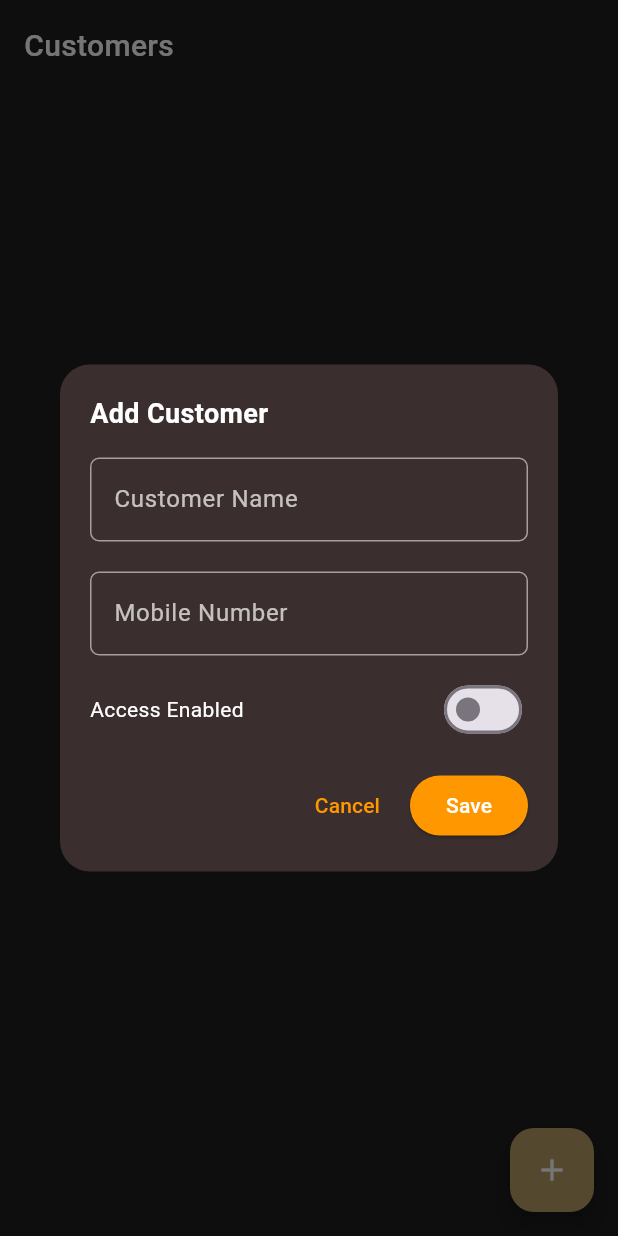
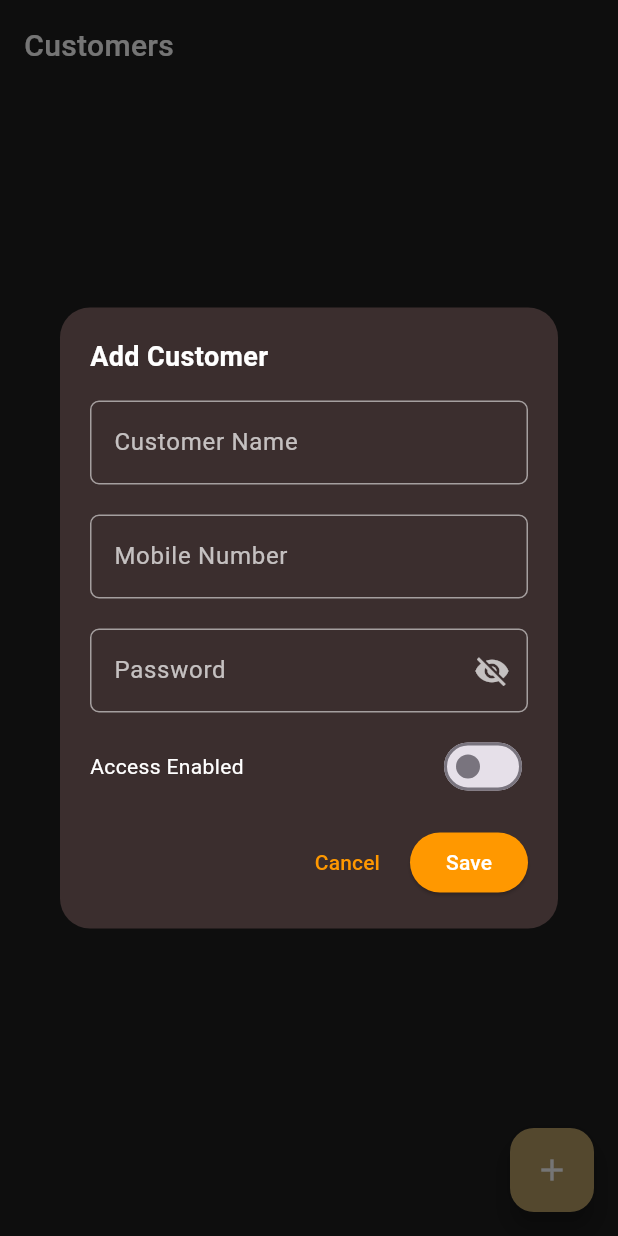
Before and after one commit to Sabusabith/ozlov-admin, a Flutter app: the CustomersPage screen opened directly, after a tap on the "add" icon, on a phone screen of 412 x 824 dp. Run offline on Flutter 3.47's test engine with Material 3 defaults, Android fonts, the phone set to English and light mode, and no system bars; our stand-ins replace cloud_firestore, firebase_core, get, googleapis_auth, shared_preferences, shimmer; accounts and stored records are empty.

Commit message:
commit after fixed password issue

```diff
--- a/lib/customer/customer.dart
+++ b/lib/customer/customer.dart
@@ -32,7 +32,6 @@ class _CustomersPageState extends State<CustomersPage> {
               ),
             ),
             const SizedBox(height: 20),
-
             Expanded(
               child: StreamBuilder<QuerySnapshot>(
                 stream: customersRef.snapshots(),
@@ -71,6 +70,7 @@ class _CustomersPageState extends State<CustomersPage> {
                         data["name"] ?? "",
                         data["phone"] ?? "",
                         data["active"] ?? false,
+                        data["password"] ?? "",
                       );
                     },
                   );
@@ -80,7 +80,6 @@ class _CustomersPageState extends State<CustomersPage> {
           ],
         ),
       ),
-
       floatingActionButton: FloatingActionButton(
         onPressed: () => _showAddOrEditCustomerDialog(context),
         backgroundColor: kseccolor,
@@ -90,7 +89,13 @@ class _CustomersPageState extends State<CustomersPage> {
   }
 
   // Customer row with actions
-  Widget customerItem(String docId, String name, String phone, bool isActive) {
+  Widget customerItem(
+    String docId,
+    String name,
+    String phone,
+    bool isActive,
+    String password,
+  ) {
     return Padding(
       padding: const EdgeInsets.only(bottom: 12),
       child: Row(
@@ -119,6 +124,7 @@ class _CustomersPageState extends State<CustomersPage> {
                 docId: docId,
                 name: name,
                 phone: phone,
+                password: password,
                 isActive: isActive,
                 onUpdated: () => setState(() {}),
               ),
@@ -135,12 +141,18 @@ class _CustomersPageState extends State<CustomersPage> {
     String? docId,
     String? initialName,
     String? initialPhone,
+    String? initialPassword,
     bool initialActive = false,
   }) {
     final nameController = TextEditingController(text: initialName ?? '');
     final phoneController = TextEditingController(text: initialPhone ?? '');
+    final passwordController = TextEditingController(
+      text: initialPassword ?? '',
+    );
+
     bool accessEnabled = initialActive;
     bool isSaving = false;
+    bool obscurePassword = true;
 
     showDialog(
       context: context,
@@ -154,6 +166,7 @@ class _CustomersPageState extends State<CustomersPage> {
               backgroundColor: const Color(0xFF3B2E2E),
               child: Padding(
                 padding: const EdgeInsets.all(20),
+                child: SingleChildScrollView(
                   child: Column(
                     mainAxisSize: MainAxisSize.min,
                     crossAxisAlignment: CrossAxisAlignment.start,
@@ -178,6 +191,28 @@ class _CustomersPageState extends State<CustomersPage> {
                         style: const TextStyle(color: Colors.white),
                         keyboardType: TextInputType.phone,
                         decoration: _inputDecoration("Mobile Number"),
+                      ),
+                      const SizedBox(height: 20),
+                      // PASSWORD FIELD
+                      TextField(
+                        controller: passwordController,
+                        obscureText: obscurePassword,
+                        style: const TextStyle(color: Colors.white),
+                        decoration: _inputDecoration("Password").copyWith(
+                          suffixIcon: IconButton(
+                            icon: Icon(
+                              obscurePassword
+                                  ? Icons.visibility_off
+                                  : Icons.visibility,
+                              color: Colors.white70,
+                            ),
+                            onPressed: () {
+                              setStateDialog(
+                                () => obscurePassword = !obscurePassword,
+                              );
+                            },
+                          ),
+                        ),
                       ),
                       const SizedBox(height: 12),
                       Row(
@@ -213,8 +248,11 @@ class _CustomersPageState extends State<CustomersPage> {
                                 ? null
                                 : () async {
                                     if (nameController.text.isEmpty ||
-                                      phoneController.text.isEmpty) {
-                                    ScaffoldMessenger.of(context).showSnackBar(
+                                        phoneController.text.isEmpty ||
+                                        passwordController.text.isEmpty) {
+                                      ScaffoldMessenger.of(
+                                        context,
+                                      ).showSnackBar(
                                         const SnackBar(
                                           backgroundColor: Colors.red,
                                           content: Text(
@@ -232,6 +270,7 @@ class _CustomersPageState extends State<CustomersPage> {
                                         await customersRef.add({
                                           "name": nameController.text,
                                           "phone": phoneController.text,
+                                          "password": passwordController.text,
                                           "active": accessEnabled,
                                           "isLoggedIn": false,
                                           "timestamp":
@@ -241,13 +280,16 @@ class _CustomersPageState extends State<CustomersPage> {
                                         await customersRef.doc(docId).update({
                                           "name": nameController.text,
                                           "phone": phoneController.text,
+                                          "password": passwordController.text,
                                           "active": accessEnabled,
                                         });
                                       }
 
                                       Navigator.pop(context);
 
-                                    ScaffoldMessenger.of(context).showSnackBar(
+                                      ScaffoldMessenger.of(
+                                        context,
+                                      ).showSnackBar(
                                         SnackBar(
                                           backgroundColor: Colors.green,
                                           content: Text(
@@ -259,7 +301,9 @@ class _CustomersPageState extends State<CustomersPage> {
                                       );
                                     } catch (e) {
                                       setStateDialog(() => isSaving = false);
-                                    ScaffoldMessenger.of(context).showSnackBar(
+                                      ScaffoldMessenger.of(
+                                        context,
+                                      ).showSnackBar(
                                         SnackBar(
                                           backgroundColor: Colors.red,
                                           content: Text("Error: $e"),
@@ -285,6 +329,7 @@ class _CustomersPageState extends State<CustomersPage> {
                         ],
                       ),
                     ],
+                  ),
                 ),
               ),
             );
@@ -321,6 +366,7 @@ class CustomerActions extends StatelessWidget {
   final String docId;
   final String name;
   final String phone;
+  final String password;
   final bool isActive;
   final VoidCallback? onUpdated;
 
@@ -329,6 +375,7 @@ class CustomerActions extends StatelessWidget {
     required this.docId,
     required this.name,
     required this.phone,
+    required this.password,
     required this.isActive,
     this.onUpdated,
   });
@@ -340,7 +387,6 @@ class CustomerActions extends StatelessWidget {
         IconButton(
           icon: const Icon(Icons.edit, color: Colors.orange),
           onPressed: () {
-            // Call edit dialog from parent
             final parentState = context
                 .findAncestorStateOfType<_CustomersPageState>();
             parentState?._showAddOrEditCustomerDialog(
@@ -348,6 +394,7 @@ class CustomerActions extends StatelessWidget {
               docId: docId,
               initialName: name,
               initialPhone: phone,
+              initialPassword: password,
               initialActive: isActive,
             );
           },
```
Also changed, not shown: 1 other file. Lines whose indentation alone changed are shown as unchanged.
